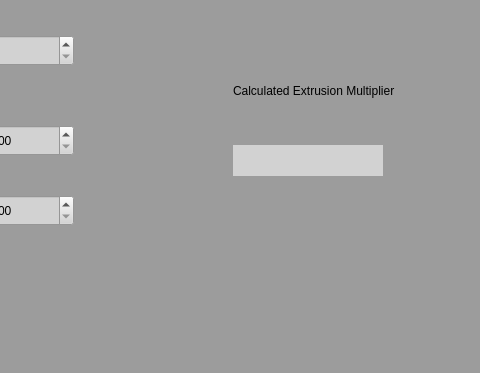
First picture: the form in extruder_calibration.ui, repository JWolfJr/3D-printer-extruder-calibration, before the edit; both pictures show x 257 to 737 and y 294 to 667 of the 737 by 667 pixel window.
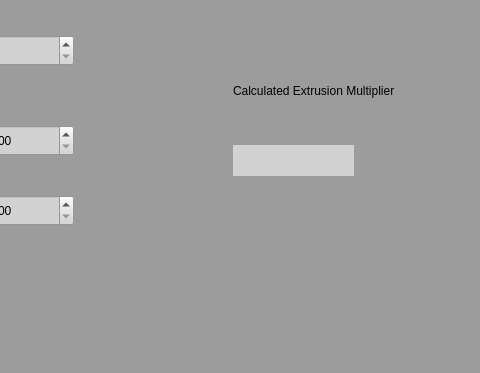
Second picture: the form after the edit.

Commit message: Fixed calculated spin box size

The edit to the form file:
```diff
--- a/extruder_calibration.ui
+++ b/extruder_calibration.ui
@@ -260,7 +260,7 @@
      <rect>
       <x>490</x>
       <y>420</y>
-      <width>150</width>
+      <width>121</width>
       <height>31</height>
      </rect>
     </property>
```
The commit also changes 1 other file.
